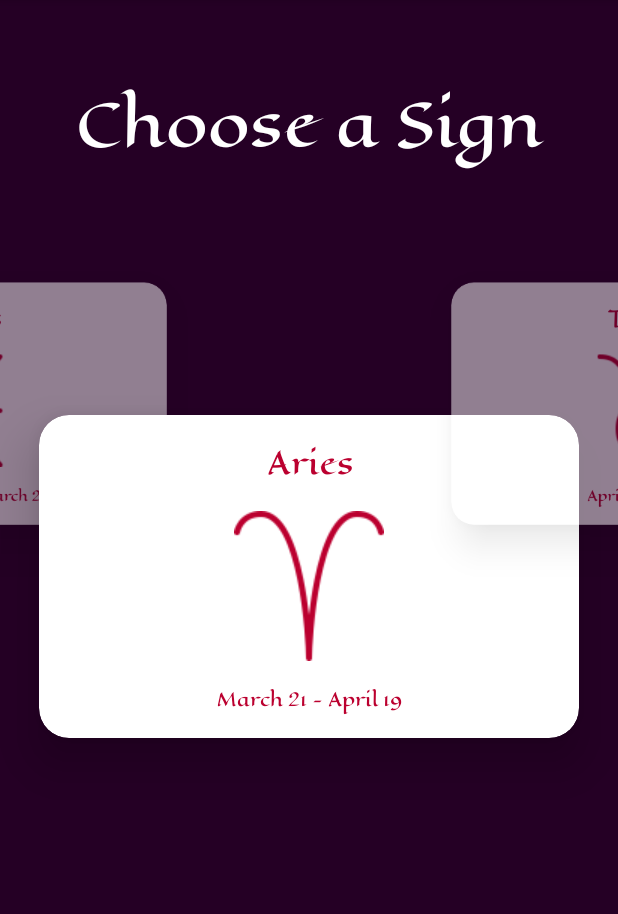
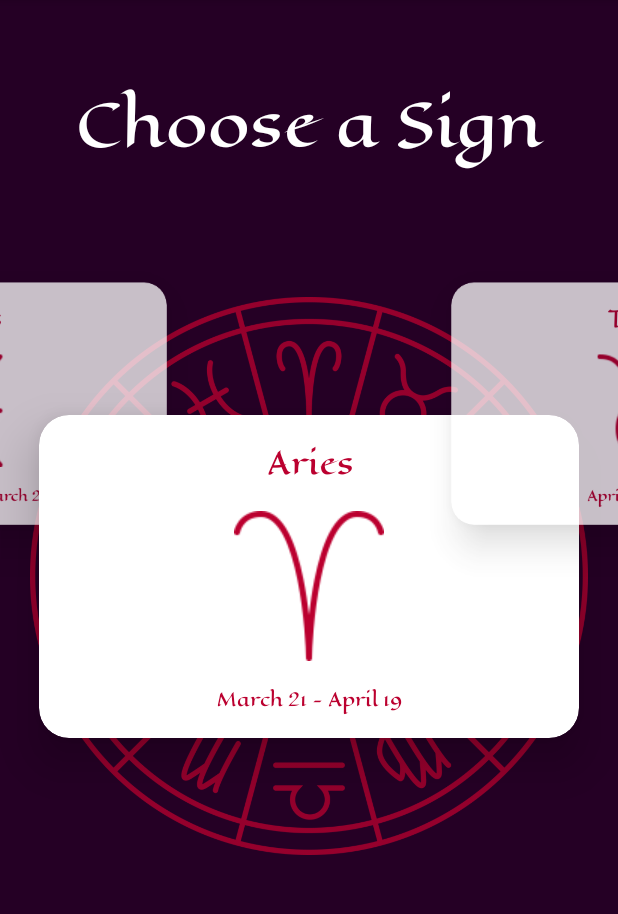
Before and after one commit to Pieisyum25/zodiaque, an Android app: the screen it shows after launch (MainActivity), on a phone screen of 412 x 824 dp, the part 84-998 px from its top. Run offline under Robolectric (Android 15) with nearby library versions, the light colour scheme and no system bars.

Commit message:
Added zodiac circle image
Looks cool! I still have to add the rotation animation for it.

```diff
--- a/app/src/main/java/com/jumpstopstudios/zodiaque/viewpager/SignPageTransformer.kt
+++ b/app/src/main/java/com/jumpstopstudios/zodiaque/viewpager/SignPageTransformer.kt
@@ -15,7 +15,7 @@ class SignPageTransformer(
     private val pageTranslationFactorY: Double = 0.15,
     private val pageTranslationYSymmetrical: Boolean = true,
     private val pageScaleFactor: Double = 0.75,
-    private val pageAlphaFactor: Double = 0.5
+    private val pageAlphaFactor: Double = 0.75
     ) : ViewPager2.PageTransformer {
 
         override fun transformPage(page: View, position: Float){
--- a/app/src/main/res/layout/fragment_sign_list.xml
+++ b/app/src/main/res/layout/fragment_sign_list.xml
@@ -17,6 +17,34 @@
         app:layout_constraintStart_toStartOf="parent"
         app:layout_constraintTop_toTopOf="parent" />
 
+    <androidx.constraintlayout.motion.widget.MotionLayout
+        android:layout_width="wrap_content"
+        android:layout_height="wrap_content"
+        app:layout_constraintBottom_toBottomOf="parent"
+        app:layout_constraintEnd_toEndOf="parent"
+        app:layout_constraintStart_toStartOf="parent"
+        app:layout_constraintTop_toTopOf="parent"
+        app:layoutDescription="@xml/fragment_sign_list_scene">
+
+        <ImageView
+            android:id="@+id/zodiac_circle"
+            style="@style/glowingIcon"
+            android:layout_width="wrap_content"
+            android:layout_height="wrap_content"
+            android:adjustViewBounds="true"
+            android:alpha="0.75"
+            android:cropToPadding="false"
+            android:importantForAccessibility="no"
+            android:padding="20dp"
+            android:scaleType="centerInside"
+            app:srcCompat="@drawable/zodiac_circle"
+            app:layout_constraintBottom_toBottomOf="parent"
+            app:layout_constraintEnd_toEndOf="parent"
+            app:layout_constraintStart_toStartOf="parent"
+            app:layout_constraintTop_toTopOf="parent"/>
+
+    </androidx.constraintlayout.motion.widget.MotionLayout>
+
     <androidx.viewpager2.widget.ViewPager2
         android:id="@+id/sign_list_viewpager"
         android:layout_width="match_parent"
--- /dev/null
+++ b/app/src/main/res/xml/fragment_sign_list_scene.xml
@@ -0,0 +1,80 @@
+<?xml version="1.0" encoding="utf-8"?>
+<MotionScene xmlns:android="http://schemas.android.com/apk/res/android"
+    xmlns:app="http://schemas.android.com/apk/res-auto">
+
+    <ConstraintSet android:id="@+id/start">
+        <Constraint android:id="@+id/zodiac_circle" />
+    </ConstraintSet>
+
+    <ConstraintSet android:id="@+id/end">
+        <Constraint android:id="@id/zodiac_circle" />
+    </ConstraintSet>
+
+    <Transition
+        android:id="@+id/rightToLeft"
+        app:constraintSetEnd="@id/end"
+        app:constraintSetStart="@+id/start"
+        app:duration="1000">
+
+        <OnSwipe
+            app:dragDirection="dragLeft"
+            app:touchAnchorId="@id/sign_item_card"/>
+
+        <KeyFrameSet>
+            <KeyAttribute
+                android:rotation="0"
+                app:framePosition="0"
+                app:motionTarget="@id/sign_item_card" />
+            <KeyAttribute
+                android:rotation="-2"
+                app:framePosition="25"
+                app:motionTarget="@id/sign_item_card" />
+            <KeyAttribute
+                android:rotation="-3"
+                app:framePosition="50"
+                app:motionTarget="@id/sign_item_card" />
+            <KeyAttribute
+                android:rotation="-2"
+                app:framePosition="75"
+                app:motionTarget="@id/sign_item_card" />
+            <KeyAttribute
+                android:rotation="0"
+                app:framePosition="100"
+                app:motionTarget="@id/sign_item_card" />
+        </KeyFrameSet>
+    </Transition>
+
+    <Transition
+        android:id="@+id/leftToRight"
+        app:constraintSetEnd="@id/end"
+        app:constraintSetStart="@id/start"
+        app:duration="1000">
+
+        <OnSwipe
+            app:dragDirection="dragRight"
+            app:touchAnchorId="@+id/sign_item_card" />
+
+        <KeyFrameSet>
+            <KeyAttribute
+                android:rotation="0"
+                app:framePosition="0"
+                app:motionTarget="@id/sign_item_card" />
+            <KeyAttribute
+                android:rotation="2"
+                app:framePosition="25"
+                app:motionTarget="@id/sign_item_card" />
+            <KeyAttribute
+                android:rotation="3"
+                app:framePosition="50"
+                app:motionTarget="@id/sign_item_card" />
+            <KeyAttribute
+                android:rotation="2"
+                app:framePosition="75"
+                app:motionTarget="@id/sign_item_card" />
+            <KeyAttribute
+                android:rotation="0"
+                app:framePosition="100"
+                app:motionTarget="@id/sign_item_card" />
+        </KeyFrameSet>
+    </Transition>
+</MotionScene>
```
Also changed, not shown: app/src/main/res/drawable/zodiac_circle.png (added).
